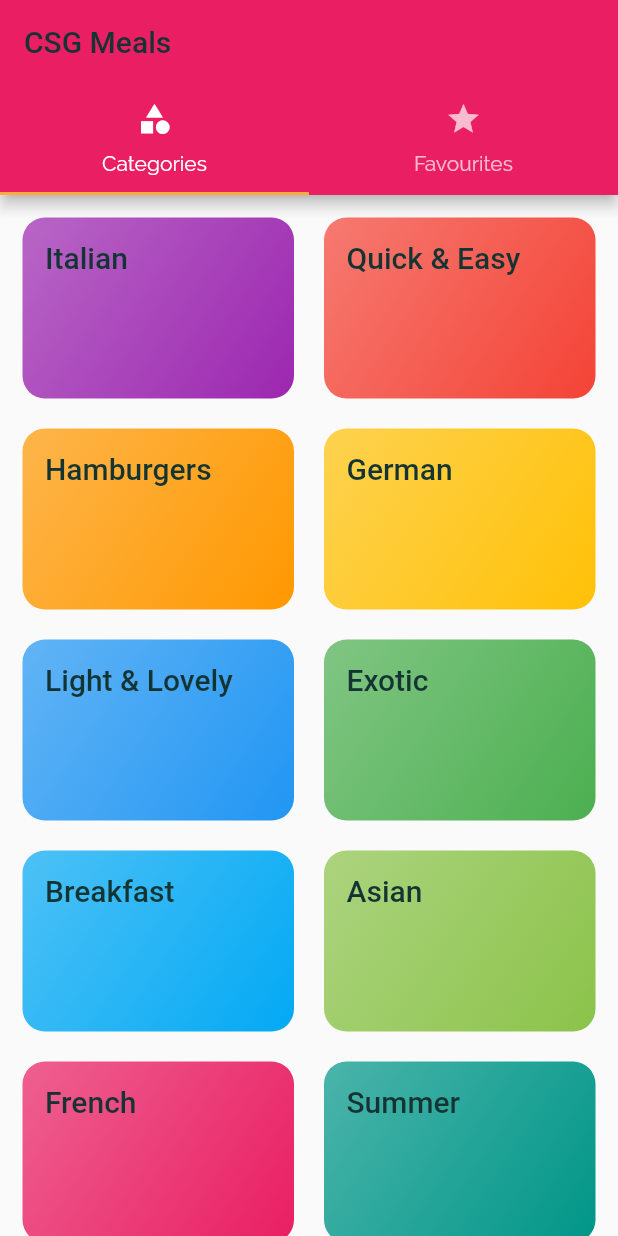
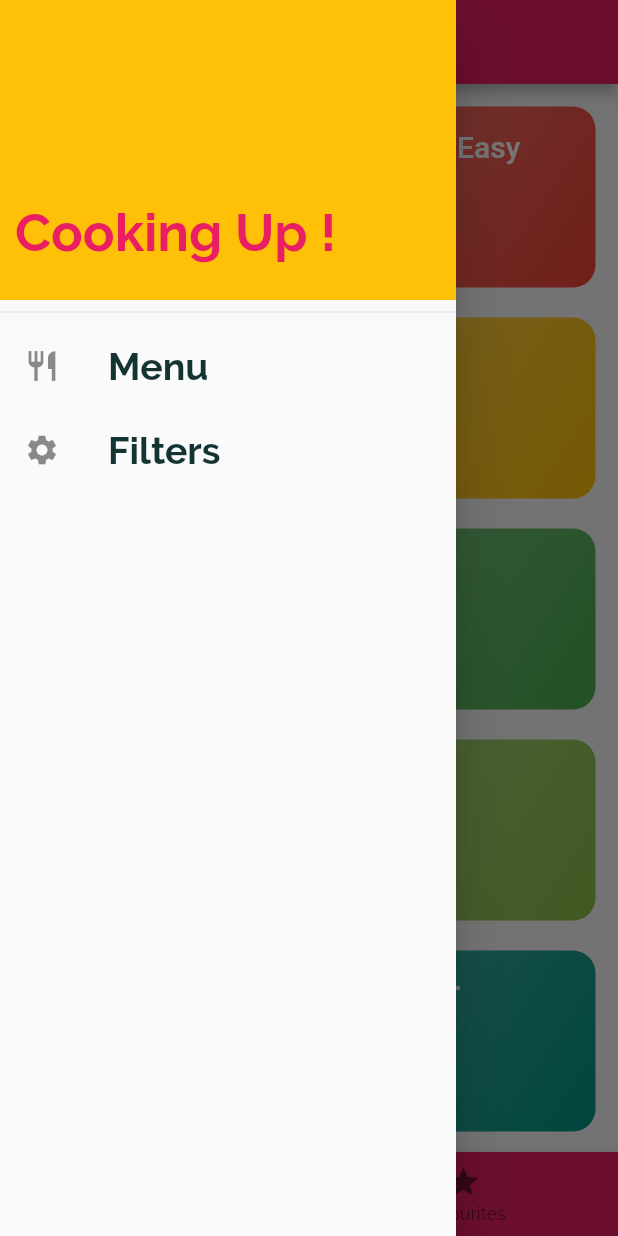
Before and after one commit to chandansgowda/csg_meals_app, a Flutter app: the screen it shows after launch, with the side drawer open (before the commit the screen has no drawer), on a phone screen of 412 x 824 dp. Run offline on Flutter 3.47's test engine with Material 2 defaults, Android fonts, the phone set to English and light mode, and no system bars; Roboto replaces fonts that are missing (RobotoCondesed).

Commit message:
added bottom bar and drawer

```diff
--- a/lib/main.dart
+++ b/lib/main.dart
@@ -1,9 +1,8 @@
 import 'package:flutter/material.dart';
-import 'package:meals/screens/categories_screen.dart';
 import 'package:meals/screens/category_meals_screen.dart';
-import 'package:meals/screens/tabs_screen.dart';
-
+import 'package:meals/screens/filters_screen.dart';
 import 'screens/meal_detail_screen.dart';
+import 'screens/tabs_screen.dart';
 
 void main() {
   runApp(MyApp());
@@ -28,7 +27,7 @@ class MyApp extends StatelessWidget {
           headline6: TextStyle(
             fontSize: 20,
             fontFamily: 'RobotoCondesed',
-            color: Color.fromRGBO(20, 51, 51, 1)
+            color: Colors.white
         ),
 
         )
@@ -37,6 +36,7 @@ class MyApp extends StatelessWidget {
         '/': (ctx) => TabsScreen(),
         CategoryMealsScreen.routeName: (ctx) => CategoryMealsScreen(),
         MealDetailScreen.routeName: (ctx) => MealDetailScreen(),
+        FiltersScreen.routeName: (ctx) => FiltersScreen()
       },
     );
   }
--- /dev/null
+++ b/lib/screens/filters_screen.dart
@@ -0,0 +1,16 @@
+import 'package:flutter/material.dart';
+import 'package:meals/screens/main_drawer.dart';
+
+class FiltersScreen extends StatelessWidget {
+  static const routeName = '/filters';
+
+  @override
+  Widget build(BuildContext context) {
+    return Scaffold(
+      appBar: AppBar(
+        title: Text("Filters"),
+      ),
+      drawer: MainDrawer(),
+    );
+  }
+}
--- /dev/null
+++ b/lib/screens/main_drawer.dart
@@ -0,0 +1,48 @@
+import 'package:flutter/material.dart';
+import 'package:meals/screens/filters_screen.dart';
+
+class MainDrawer extends StatelessWidget {
+  const MainDrawer({Key? key}) : super(key: key);
+
+  @override
+  Widget build(BuildContext context) {
+    return Drawer(
+      child: Column(
+        children: [
+          Container(
+            height: 200,
+            width: double.infinity,
+            color: Colors.amber,
+            alignment: Alignment.bottomLeft,
+            padding: EdgeInsets.symmetric(vertical: 25, horizontal: 10),
+            child: Text(
+              "Cooking Up !",
+              style: TextStyle(
+                  fontFamily: "Raleway",
+                  fontWeight: FontWeight.bold,
+                  color: Colors.pink,
+                  fontSize: 35),
+            ),
+          ),
+          Divider(),
+          ListTile(
+            onTap: () => Navigator.of(context).pushReplacementNamed('/'),
+            leading: Icon(Icons.restaurant),
+            title: Text(
+              "Menu",
+              style: TextStyle(fontSize: 25, fontWeight: FontWeight.bold),
+            ),
+          ),
+          ListTile(
+            onTap: () => Navigator.of(context).pushReplacementNamed(FiltersScreen.routeName),
+            leading: Icon(Icons.settings),
+            title: Text(
+              "Filters",
+              style: TextStyle(fontSize: 25, fontWeight: FontWeight.bold),
+            ),
+          ),
+        ],
+      ),
+    );
+  }
+}
--- a/lib/screens/tabs_screen.dart
+++ b/lib/screens/tabs_screen.dart
@@ -2,6 +2,7 @@ import 'package:flutter/material.dart';
 import 'package:meals/screens/categories_screen.dart';
 
 import 'favourites_screen.dart';
+import 'main_drawer.dart';
 
 class TabsScreen extends StatefulWidget {
   const TabsScreen({Key? key}) : super(key: key);
@@ -11,31 +12,36 @@ class TabsScreen extends StatefulWidget {
 }
 
 class _TabsScreenState extends State<TabsScreen> {
+  final List _pages = [CategoriesScreen(),FavouritesScreen(),"Categories", "Favourites"];
+  int _selectedPageIndex = 0;
+
+  void _selectPage(int index){
+    setState(() {
+      _selectedPageIndex = index;
+    });
+  }
+
   @override
   Widget build(BuildContext context) {
-    return DefaultTabController(
-      length: 2,
-      child: Scaffold(
+    return Scaffold(
         appBar: AppBar(
           title: Text(
-            "CSG Meals",
+            "${_pages[_selectedPageIndex+2]}",
             style: Theme.of(context).textTheme.headline6,
           ),
-          bottom: TabBar(tabs: [
-            Tab(
-              icon: Icon(Icons.category),
-              text: "Categories",
-            ),
-          Tab(
-              icon: Icon(Icons.star),
-              text: "Favourites",
-            ),
-          ]),
-        ),
-        body: TabBarView(children: [
-          CategoriesScreen(),
-          FavouritesScreen()
-        ]),
+      ),
+      drawer: MainDrawer(),
+      body: _pages[_selectedPageIndex],
+      bottomNavigationBar: BottomNavigationBar(
+        onTap: _selectPage,
+        currentIndex: _selectedPageIndex,
+        selectedItemColor: Colors.white,
+        unselectedItemColor: Colors.black54,
+        backgroundColor: Colors.pink,
+        items: [
+          BottomNavigationBarItem(icon: Icon(Icons.category), label: "Categories"),
+          BottomNavigationBarItem(icon: Icon(Icons.star), label: "Favourites"),
+        ],
       ),
     );
   }
```
Also changed, not shown: lib/screens/tabs_screen1.dart (added, +42 -0 lines).
